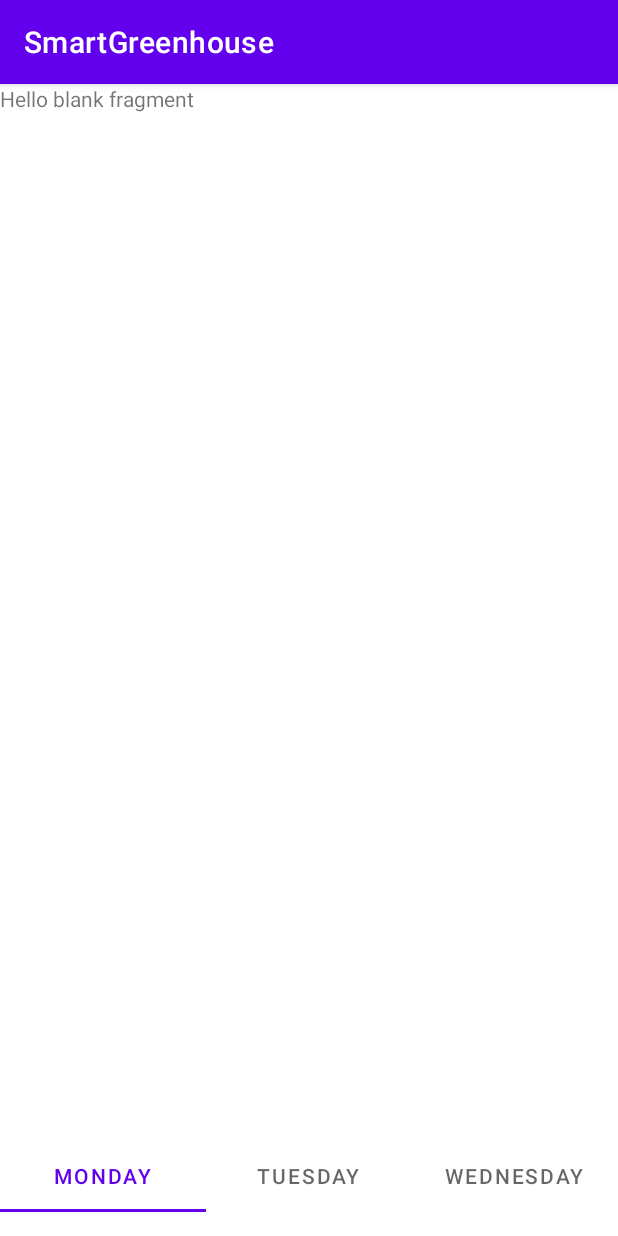
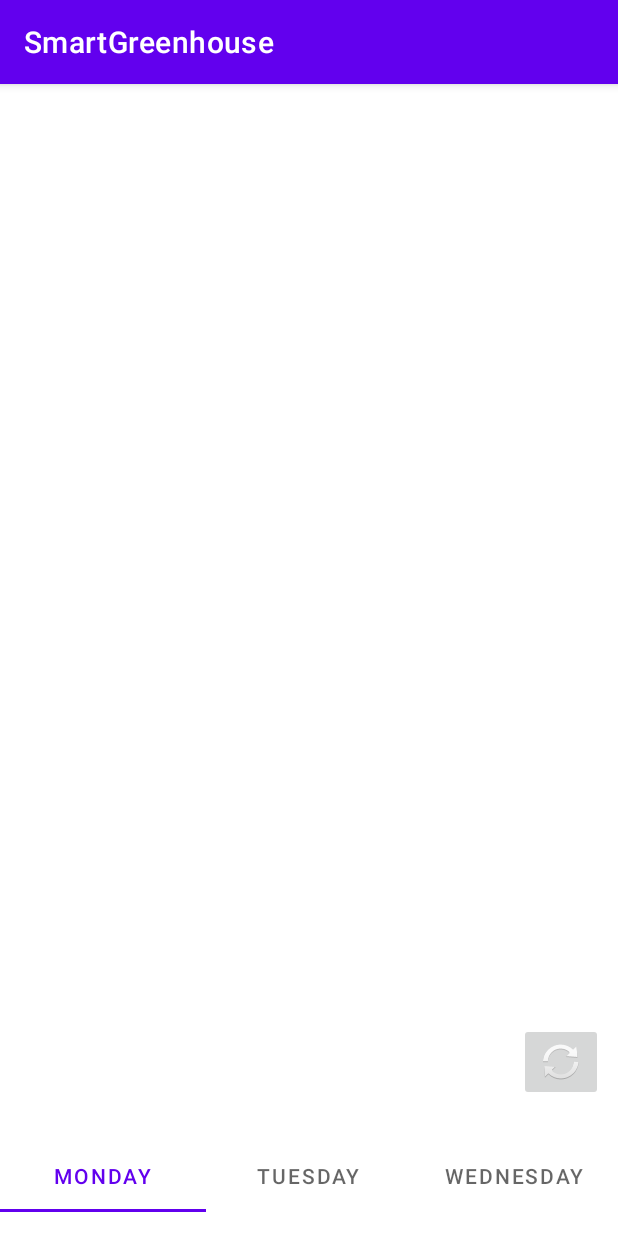
Before and after one commit to pseoane/smart-greenhouse-app, an Android app: the screen it shows after launch (MainActivity), on a phone screen of 412 x 824 dp. Run offline under Robolectric (Android 15) with nearby library versions, the phone set to English and light mode, and no system bars; 2 statements that could not run were skipped.

Commit message:
added view models

```diff
--- a/app/src/main/java/com/example/smartgreenhouse/model/SensorItems.java
+++ b/app/src/main/java/com/example/smartgreenhouse/model/SensorItem.java
@@ -1,9 +1,9 @@
 package com.example.smartgreenhouse.model;
 
-public class SensorItems {
+public class SensorItem {
     private String sensorName;
     private String currentValue;
-    SensorItems(String sensorName, String currentValue){
+    public SensorItem(String sensorName, String currentValue){
         this.sensorName = sensorName;
         this.currentValue = currentValue;
     }
--- a/app/src/main/java/com/example/smartgreenhouse/view/SensorsAdapter.java
+++ b/app/src/main/java/com/example/smartgreenhouse/view/SensorsAdapter.java
@@ -8,19 +8,16 @@ import android.view.ViewGroup;
 import androidx.recyclerview.widget.RecyclerView;
 
 import com.example.smartgreenhouse.R;
-import com.example.smartgreenhouse.model.SensorItems;
+import com.example.smartgreenhouse.model.SensorItem;
 import com.example.smartgreenhouse.view.viewholder.MyviewHolder;
 
-import java.util.List;
+import java.util.ArrayList;
 
 public class SensorsAdapter extends RecyclerView.Adapter<MyviewHolder> {
+    public ArrayList<SensorItem> items;
+    private Context context;
 
-
-    private List<SensorItems> items;
-    Context context;
-
-
-    public SensorsAdapter(Context ctxt, List<SensorItems> listofitems) {
+    public SensorsAdapter(Context ctxt, ArrayList<SensorItem> listofitems) {
         super();
         context = ctxt;
         items = listofitems;
@@ -38,7 +35,7 @@ public class SensorsAdapter extends RecyclerView.Adapter<MyviewHolder> {
     public void onBindViewHolder(MyviewHolder holder, int position) {
         // this method actually gives values to the elements of the view holder
         // (values corresponding to the item in 'position')
-        final SensorItems item = items.get(position);
+        final SensorItem item = items.get(position);
         holder.bindValues(item);
 
     }
--- a/app/src/main/java/com/example/smartgreenhouse/view/fragments/SensorFragment.java
+++ b/app/src/main/java/com/example/smartgreenhouse/view/fragments/SensorFragment.java
@@ -2,30 +2,67 @@ package com.example.smartgreenhouse.view.fragments;
 
 import android.os.Bundle;
 
+import androidx.annotation.NonNull;
+import androidx.annotation.Nullable;
 import androidx.fragment.app.Fragment;
+import androidx.lifecycle.ViewModelProvider;
+import androidx.recyclerview.widget.RecyclerView;
 
 import android.view.LayoutInflater;
 import android.view.View;
 import android.view.ViewGroup;
+import android.widget.Button;
 
 import com.example.smartgreenhouse.R;
+import com.example.smartgreenhouse.model.SensorItem;
+import com.example.smartgreenhouse.view.SensorsAdapter;
+import com.example.smartgreenhouse.viewmodel.SensorFragmentViewModel;
+
+import java.util.ArrayList;
 
 /**
 
  */
 public class SensorFragment extends Fragment {
-
+    private SensorFragmentViewModel viewModel;
+    private Button refreshSensorsButton;
+    private RecyclerView sensorsRecyclerView;
+    private SensorsAdapter sensorsAdapter;
 
     @Override
     public void onCreate(Bundle savedInstanceState) {
         super.onCreate(savedInstanceState);
-
     }
 
     @Override
     public View onCreateView(LayoutInflater inflater, ViewGroup container,
                              Bundle savedInstanceState) {
         // Inflate the layout for this fragment
+        viewModel = new ViewModelProvider(this).get(SensorFragmentViewModel.class);
+        sensorsAdapter = new SensorsAdapter(getActivity(), new ArrayList<>());
+        viewModel.getValues().observe(getActivity(), newList -> onValuesChanged(newList));
         return inflater.inflate(R.layout.fragment_sensor, container, false);
     }
+
+    /*
+    As getView() works only after onCreateView(), you can't use it inside
+    onCreate() or onCreateView() methods of the fragment.
+    */
+    @Override
+    public void onViewCreated(@NonNull View view, @Nullable Bundle savedInstanceState) {
+        super.onViewCreated(view, savedInstanceState);
+        refreshSensorsButton = getView().findViewById(R.id.refreshSensorsButton);
+        refreshSensorsButton.setOnClickListener(clickedView -> onRefreshButtonClicked());
+        sensorsRecyclerView = getView().findViewById(R.id.sensorsRecylerView);
+        sensorsRecyclerView.setAdapter(sensorsAdapter);
+    }
+
+    private void onValuesChanged(ArrayList<SensorItem> newList) {
+        sensorsAdapter.items = newList;
+        sensorsAdapter.notifyDataSetChanged();
+    }
+
+    private void onRefreshButtonClicked() {
+        viewModel.refreshValues();
+    }
 }
--- a/app/src/main/java/com/example/smartgreenhouse/view/viewholder/MyviewHolder.java
+++ b/app/src/main/java/com/example/smartgreenhouse/view/viewholder/MyviewHolder.java
@@ -7,7 +7,7 @@ import android.widget.TextView;
 import androidx.recyclerview.widget.RecyclerView;
 
 import com.example.smartgreenhouse.R;
-import com.example.smartgreenhouse.model.SensorItems;
+import com.example.smartgreenhouse.model.SensorItem;
 
 public class MyviewHolder extends RecyclerView.ViewHolder {
 
@@ -26,7 +26,7 @@ public class MyviewHolder extends RecyclerView.ViewHolder {
 
     }
 
-     public void bindValues(SensorItems item) {
+     public void bindValues(SensorItem item) {
         // give values to the elements contained in the item view
         sName.setText(item.getSensorName());
         sValue.setText(item.getCurrentValue());
--- /dev/null
+++ b/app/src/main/java/com/example/smartgreenhouse/viewmodel/SensorFragmentViewModel.java
@@ -0,0 +1,38 @@
+package com.example.smartgreenhouse.viewmodel;
+
+import android.app.Application;
+
+import androidx.annotation.NonNull;
+import androidx.lifecycle.AndroidViewModel;
+import androidx.lifecycle.MutableLiveData;
+
+import com.example.smartgreenhouse.model.SensorItem;
+
+import java.util.ArrayList;
+import java.util.Arrays;
+
+public class SensorFragmentViewModel extends AndroidViewModel {
+    private MutableLiveData<ArrayList<SensorItem>> values;
+
+    public SensorFragmentViewModel(@NonNull Application application) {
+        super(application);
+    }
+
+    public MutableLiveData<ArrayList<SensorItem>> getValues() {
+        if (values == null) {
+            values = new MutableLiveData<>();
+        }
+        return values;
+    }
+
+    public void refreshValues() {
+        // Fake values
+        ArrayList<SensorItem> mockValues = new ArrayList(Arrays.asList(
+                new SensorItem("temperature", "25ºC"),
+                new SensorItem("light", "70%"),
+                new SensorItem("soilMoisture", "58%")
+        ));
+        values.postValue(mockValues);
+    }
+
+}
--- a/app/src/main/res/layout/fragment_sensor.xml
+++ b/app/src/main/res/layout/fragment_sensor.xml
@@ -1,18 +1,32 @@
 <?xml version="1.0" encoding="utf-8"?>
-<FrameLayout xmlns:android="http://schemas.android.com/apk/res/android"
+<androidx.constraintlayout.widget.ConstraintLayout xmlns:android="http://schemas.android.com/apk/res/android"
+    xmlns:app="http://schemas.android.com/apk/res-auto"
     xmlns:tools="http://schemas.android.com/tools"
+    android:id="@+id/frameLayout"
     android:layout_width="match_parent"
     android:layout_height="match_parent"
     tools:context=".view.fragments.SensorFragment">
 
     <!-- TODO: Update blank fragment layout -->
-    <TextView
-        android:layout_width="match_parent"
-        android:layout_height="match_parent"
-        android:text="@string/hello_blank_fragment" />
 
     <androidx.recyclerview.widget.RecyclerView
-        android:layout_width="match_parent"
-        android:layout_height="match_parent" />
+        android:id="@+id/sensorsRecylerView"
+        android:layout_width="0dp"
+        android:layout_height="0dp"
+        app:layout_constraintBottom_toBottomOf="parent"
+        app:layout_constraintEnd_toEndOf="parent"
+        app:layout_constraintStart_toStartOf="parent"
+        app:layout_constraintTop_toTopOf="parent" />
 
-</FrameLayout>
+    <ImageButton
+        android:id="@+id/refreshSensorsButton"
+        android:layout_width="wrap_content"
+        android:layout_height="wrap_content"
+        android:layout_marginEnd="10dp"
+        android:layout_marginBottom="10dp"
+        android:src="@android:drawable/ic_popup_sync"
+        app:layout_constraintBottom_toBottomOf="@+id/sensorsRecylerView"
+        app:layout_constraintEnd_toEndOf="@+id/sensorsRecylerView"
+        tools:ignore="SpeakableTextPresentCheck" />
+
+</androidx.constraintlayout.widget.ConstraintLayout>
```
